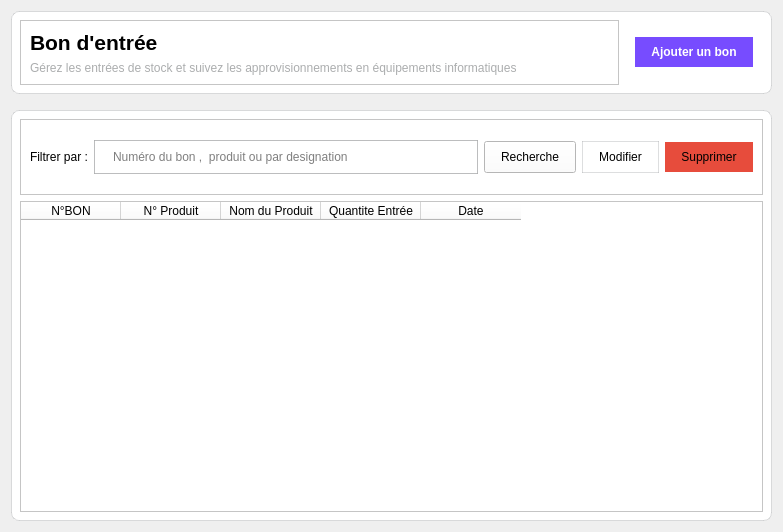
This is interface/entry_widget.ui in miranto-andria/stock-it as Qt 5 draws it before an edit. The edited form follows.
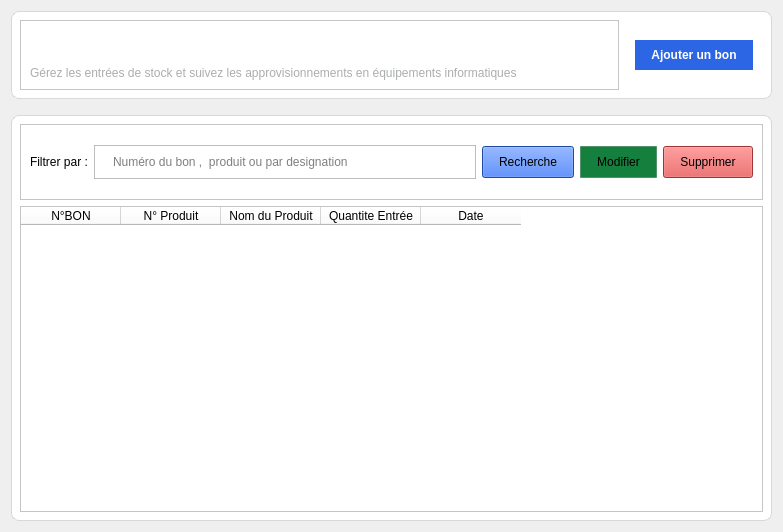
This is the edited form. Icons and pictures are not drawn.

Diff of the .ui file:
```diff
--- a/interface/entry_widget.ui
+++ b/interface/entry_widget.ui
@@ -80,8 +80,478 @@
              <verstretch>0</verstretch>
             </sizepolicy>
            </property>
+           <property name="palette">
+            <palette>
+             <active>
+              <colorrole role="WindowText">
+               <brush brushstyle="SolidPattern">
+                <color alpha="255">
+                 <red>255</red>
+                 <green>255</green>
+                 <blue>255</blue>
+                </color>
+               </brush>
+              </colorrole>
+              <colorrole role="Button">
+               <brush brushstyle="SolidPattern">
+                <color alpha="255">
+                 <red>0</red>
+                 <green>0</green>
+                 <blue>0</blue>
+                </color>
+               </brush>
+              </colorrole>
+              <colorrole role="Light">
+               <brush brushstyle="SolidPattern">
+                <color alpha="255">
+                 <red>0</red>
+                 <green>0</green>
+                 <blue>0</blue>
+                </color>
+               </brush>
+              </colorrole>
+              <colorrole role="Midlight">
+               <brush brushstyle="SolidPattern">
+                <color alpha="255">
+                 <red>0</red>
+                 <green>0</green>
+                 <blue>0</blue>
+                </color>
+               </brush>
+              </colorrole>
+              <colorrole role="Dark">
+               <brush brushstyle="SolidPattern">
+                <color alpha="255">
+                 <red>0</red>
+                 <green>0</green>
+                 <blue>0</blue>
+                </color>
+               </brush>
+              </colorrole>
+              <colorrole role="Mid">
+               <brush brushstyle="SolidPattern">
+                <color alpha="255">
+                 <red>0</red>
+                 <green>0</green>
+                 <blue>0</blue>
+                </color>
+               </brush>
+              </colorrole>
+              <colorrole role="Text">
+               <brush brushstyle="SolidPattern">
+                <color alpha="255">
+                 <red>255</red>
+                 <green>255</green>
+                 <blue>255</blue>
+                </color>
+               </brush>
+              </colorrole>
+              <colorrole role="BrightText">
+               <brush brushstyle="SolidPattern">
+                <color alpha="255">
+                 <red>255</red>
+                 <green>255</green>
+                 <blue>255</blue>
+                </color>
+               </brush>
+              </colorrole>
+              <colorrole role="ButtonText">
+               <brush brushstyle="SolidPattern">
+                <color alpha="255">
+                 <red>255</red>
+                 <green>255</green>
+                 <blue>255</blue>
+                </color>
+               </brush>
+              </colorrole>
+              <colorrole role="Base">
+               <brush brushstyle="SolidPattern">
+                <color alpha="255">
+                 <red>0</red>
+                 <green>0</green>
+                 <blue>0</blue>
+                </color>
+               </brush>
+              </colorrole>
+              <colorrole role="Window">
+               <brush brushstyle="SolidPattern">
+                <color alpha="255">
+                 <red>0</red>
+                 <green>0</green>
+                 <blue>0</blue>
+                </color>
+               </brush>
+              </colorrole>
+              <colorrole role="Shadow">
+               <brush brushstyle="SolidPattern">
+                <color alpha="255">
+                 <red>0</red>
+                 <green>0</green>
+                 <blue>0</blue>
+                </color>
+               </brush>
+              </colorrole>
+              <colorrole role="AlternateBase">
+               <brush brushstyle="SolidPattern">
+                <color alpha="255">
+                 <red>0</red>
+                 <green>0</green>
+                 <blue>0</blue>
+                </color>
+               </brush>
+              </colorrole>
+              <colorrole role="ToolTipBase">
+               <brush brushstyle="SolidPattern">
+                <color alpha="255">
+                 <red>255</red>
+                 <green>255</green>
+                 <blue>220</blue>
+                </color>
+               </brush>
+              </colorrole>
+              <colorrole role="ToolTipText">
+               <brush brushstyle="SolidPattern">
+                <color alpha="255">
+                 <red>0</red>
+                 <green>0</green>
+                 <blue>0</blue>
+                </color>
+               </brush>
+              </colorrole>
+              <colorrole role="PlaceholderText">
+               <brush brushstyle="SolidPattern">
+                <color alpha="127">
+                 <red>255</red>
+                 <green>255</green>
+                 <blue>255</blue>
+                </color>
+               </brush>
+              </colorrole>
+              <colorrole role="Accent">
+               <brush brushstyle="SolidPattern">
+                <color alpha="255">
+                 <red>0</red>
+                 <green>0</green>
+                 <blue>0</blue>
+                </color>
+               </brush>
+              </colorrole>
+             </active>
+             <inactive>
+              <colorrole role="WindowText">
+               <brush brushstyle="SolidPattern">
+                <color alpha="255">
+                 <red>255</red>
+                 <green>255</green>
+                 <blue>255</blue>
+                </color>
+               </brush>
+              </colorrole>
+              <colorrole role="Button">
+               <brush brushstyle="SolidPattern">
+                <color alpha="255">
+                 <red>0</red>
+                 <green>0</green>
+                 <blue>0</blue>
+                </color>
+               </brush>
+              </colorrole>
+              <colorrole role="Light">
+               <brush brushstyle="SolidPattern">
+                <color alpha="255">
+                 <red>0</red>
+                 <green>0</green>
+                 <blue>0</blue>
+                </color>
+               </brush>
+              </colorrole>
+              <colorrole role="Midlight">
+               <brush brushstyle="SolidPattern">
+                <color alpha="255">
+                 <red>0</red>
+                 <green>0</green>
+                 <blue>0</blue>
+                </color>
+               </brush>
+              </colorrole>
+              <colorrole role="Dark">
+               <brush brushstyle="SolidPattern">
+                <color alpha="255">
+                 <red>0</red>
+                 <green>0</green>
+                 <blue>0</blue>
+                </color>
+               </brush>
+              </colorrole>
+              <colorrole role="Mid">
+               <brush brushstyle="SolidPattern">
+                <color alpha="255">
+                 <red>0</red>
+                 <green>0</green>
+                 <blue>0</blue>
+                </color>
+               </brush>
+              </colorrole>
+              <colorrole role="Text">
+               <brush brushstyle="SolidPattern">
+                <color alpha="255">
+                 <red>255</red>
+                 <green>255</green>
+                 <blue>255</blue>
+                </color>
+               </brush>
+              </colorrole>
+              <colorrole role="BrightText">
+               <brush brushstyle="SolidPattern">
+                <color alpha="255">
+                 <red>255</red>
+                 <green>255</green>
+                 <blue>255</blue>
+                </color>
+               </brush>
+              </colorrole>
+              <colorrole role="ButtonText">
+               <brush brushstyle="SolidPattern">
+                <color alpha="255">
+                 <red>255</red>
+                 <green>255</green>
+                 <blue>255</blue>
+                </color>
+               </brush>
+              </colorrole>
+              <colorrole role="Base">
+               <brush brushstyle="SolidPattern">
+                <color alpha="255">
+                 <red>0</red>
+                 <green>0</green>
+                 <blue>0</blue>
+                </color>
+               </brush>
+              </colorrole>
+              <colorrole role="Window">
+               <brush brushstyle="SolidPattern">
+                <color alpha="255">
+                 <red>0</red>
+                 <green>0</green>
+                 <blue>0</blue>
+                </color>
+               </brush>
+              </colorrole>
+              <colorrole role="Shadow">
+               <brush brushstyle="SolidPattern">
+                <color alpha="255">
+                 <red>0</red>
+                 <green>0</green>
+                 <blue>0</blue>
+                </color>
+               </brush>
+              </colorrole>
+              <colorrole role="AlternateBase">
+               <brush brushstyle="SolidPattern">
+                <color alpha="255">
+                 <red>0</red>
+                 <green>0</green>
+                 <blue>0</blue>
+                </color>
+               </brush>
+              </colorrole>
+              <colorrole role="ToolTipBase">
+               <brush brushstyle="SolidPattern">
+                <color alpha="255">
+                 <red>255</red>
+                 <green>255</green>
+                 <blue>220</blue>
+                </color>
+               </brush>
+              </colorrole>
+              <colorrole role="ToolTipText">
+               <brush brushstyle="SolidPattern">
+                <color alpha="255">
+                 <red>0</red>
+                 <green>0</green>
+                 <blue>0</blue>
+                </color>
+               </brush>
+              </colorrole>
+              <colorrole role="PlaceholderText">
+               <brush brushstyle="SolidPattern">
+                <color alpha="127">
+                 <red>255</red>
+                 <green>255</green>
+                 <blue>255</blue>
+                </color>
+               </brush>
+              </colorrole>
+              <colorrole role="Accent">
+               <brush brushstyle="SolidPattern">
+                <color alpha="255">
+                 <red>0</red>
+                 <green>0</green>
+                 <blue>0</blue>
+                </color>
+               </brush>
+              </colorrole>
+             </inactive>
+             <disabled>
+              <colorrole role="WindowText">
+               <brush brushstyle="SolidPattern">
+                <color alpha="255">
+                 <red>0</red>
+                 <green>0</green>
+                 <blue>0</blue>
+                </color>
+               </brush>
+              </colorrole>
+              <colorrole role="Button">
+               <brush brushstyle="SolidPattern">
+                <color alpha="255">
+                 <red>0</red>
+                 <green>0</green>
+                 <blue>0</blue>
+                </color>
+               </brush>
+              </colorrole>
+              <colorrole role="Light">
+               <brush brushstyle="SolidPattern">
+                <color alpha="255">
+                 <red>0</red>
+                 <green>0</green>
+                 <blue>0</blue>
+                </color>
+               </brush>
+              </colorrole>
+              <colorrole role="Midlight">
+               <brush brushstyle="SolidPattern">
+                <color alpha="255">
+                 <red>0</red>
+                 <green>0</green>
+                 <blue>0</blue>
+                </color>
+               </brush>
+              </colorrole>
+              <colorrole role="Dark">
+               <brush brushstyle="SolidPattern">
+                <color alpha="255">
+                 <red>0</red>
+                 <green>0</green>
+                 <blue>0</blue>
+                </color>
+               </brush>
+              </colorrole>
+              <colorrole role="Mid">
+               <brush brushstyle="SolidPattern">
+                <color alpha="255">
+                 <red>0</red>
+                 <green>0</green>
+                 <blue>0</blue>
+                </color>
+               </brush>
+              </colorrole>
+              <colorrole role="Text">
+               <brush brushstyle="SolidPattern">
+                <color alpha="255">
+                 <red>0</red>
+                 <green>0</green>
+                 <blue>0</blue>
+                </color>
+               </brush>
+              </colorrole>
+              <colorrole role="BrightText">
+               <brush brushstyle="SolidPattern">
+                <color alpha="255">
+                 <red>255</red>
+                 <green>255</green>
+                 <blue>255</blue>
+                </color>
+               </brush>
+              </colorrole>
+              <colorrole role="ButtonText">
+               <brush brushstyle="SolidPattern">
+                <color alpha="255">
+                 <red>0</red>
+                 <green>0</green>
+                 <blue>0</blue>
+                </color>
+               </brush>
+              </colorrole>
+              <colorrole role="Base">
+               <brush brushstyle="SolidPattern">
+                <color alpha="255">
+                 <red>0</red>
+                 <green>0</green>
+                 <blue>0</blue>
+                </color>
+               </brush>
+              </colorrole>
+              <colorrole role="Window">
+               <brush brushstyle="SolidPattern">
+                <color alpha="255">
+                 <red>0</red>
+                 <green>0</green>
+                 <blue>0</blue>
+                </color>
+               </brush>
+              </colorrole>
+              <colorrole role="Shadow">
+               <brush brushstyle="SolidPattern">
+                <color alpha="255">
+                 <red>0</red>
+                 <green>0</green>
+                 <blue>0</blue>
+                </color>
+               </brush>
+              </colorrole>
+              <colorrole role="AlternateBase">
+               <brush brushstyle="SolidPattern">
+                <color alpha="255">
+                 <red>0</red>
+                 <green>0</green>
+                 <blue>0</blue>
+                </color>
+               </brush>
+              </colorrole>
+              <colorrole role="ToolTipBase">
+               <brush brushstyle="SolidPattern">
+                <color alpha="255">
+                 <red>255</red>
+                 <green>255</green>
+                 <blue>220</blue>
+                </color>
+               </brush>
+              </colorrole>
+              <colorrole role="ToolTipText">
+               <brush brushstyle="SolidPattern">
+                <color alpha="255">
+                 <red>0</red>
+                 <green>0</green>
+                 <blue>0</blue>
+                </color>
+               </brush>
+              </colorrole>
+              <colorrole role="PlaceholderText">
+               <brush brushstyle="SolidPattern">
+                <color alpha="127">
+                 <red>0</red>
+                 <green>0</green>
+                 <blue>0</blue>
+                </color>
+               </brush>
+              </colorrole>
+              <colorrole role="Accent">
+               <brush brushstyle="SolidPattern">
+                <color alpha="255">
+                 <red>0</red>
+                 <green>0</green>
+                 <blue>0</blue>
+                </color>
+               </brush>
+              </colorrole>
+             </disabled>
+            </palette>
+           </property>
            <property name="font">
             <font>
+             <family>Montserrat</family>
              <pointsize>16</pointsize>
              <bold>true</bold>
             </font>
@@ -125,7 +595,7 @@
          <item>
           <widget class="QPushButton" name="btnAdd">
            <property name="styleSheet">
-            <string notr="true">background-color : #774cff;
+            <string notr="true">background-color : #2d66e4;
 font : bold;
 border : none;
 color : white</string>
@@ -195,7 +665,7 @@
          <item>
           <widget class="QPushButton" name="btnSearch">
            <property name="styleSheet">
-            <string notr="true"/>
+            <string notr="true">background: #2d66e4;</string>
            </property>
            <property name="text">
             <string>Recherche</string>
@@ -214,7 +684,8 @@
          <item>
           <widget class="QPushButton" name="btnEdit">
            <property name="styleSheet">
-            <string notr="true">border : 1px solid rgba(171, 173, 174, 40%);</string>
+            <string notr="true">border : 1px solid rgba(171, 173, 174, 40%);
+background: #15803d;</string>
            </property>
            <property name="text">
             <string>Modifier</string>
@@ -233,9 +704,7 @@
          <item>
           <widget class="QPushButton" name="btnDelete">
            <property name="styleSheet">
-            <string notr="true">background :#e74c3c;
-border : none
-</string>
+            <string notr="true">background:#dc4a4a;</string>
            </property>
            <property name="text">
             <string>Supprimer</string>
```
Left out of the diff: 3 changed lines with no effect on the pictures.
